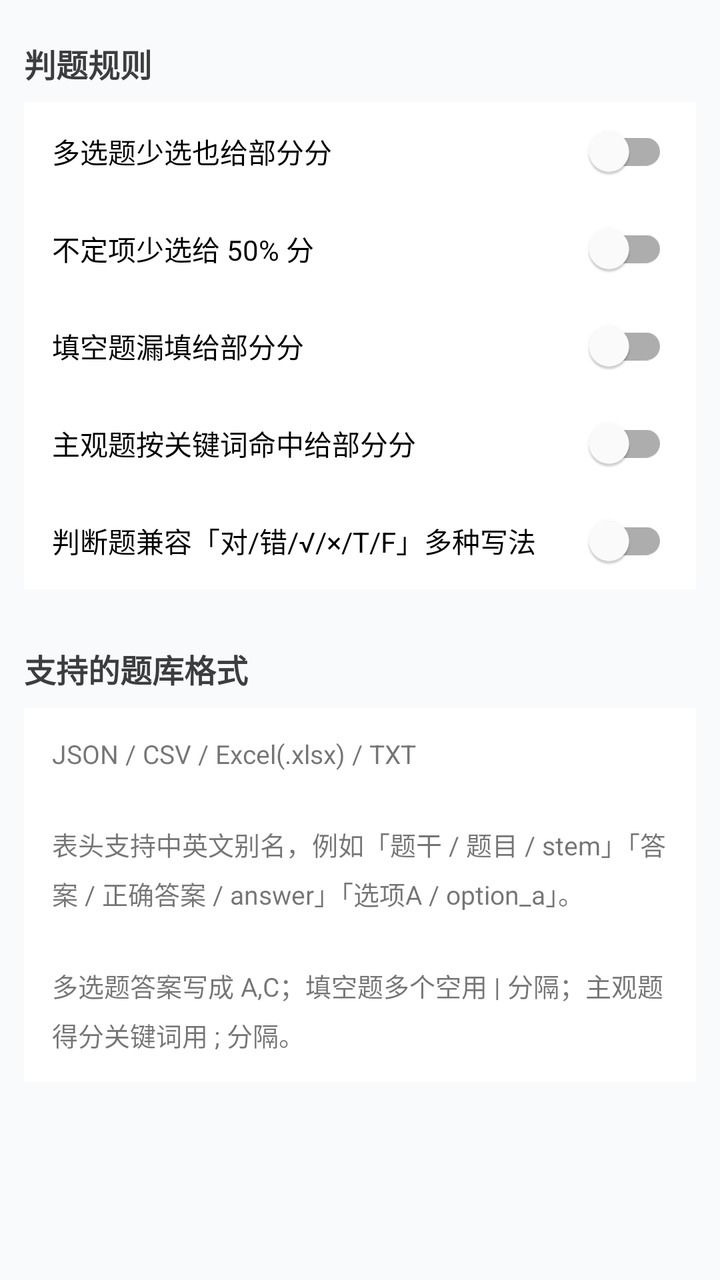
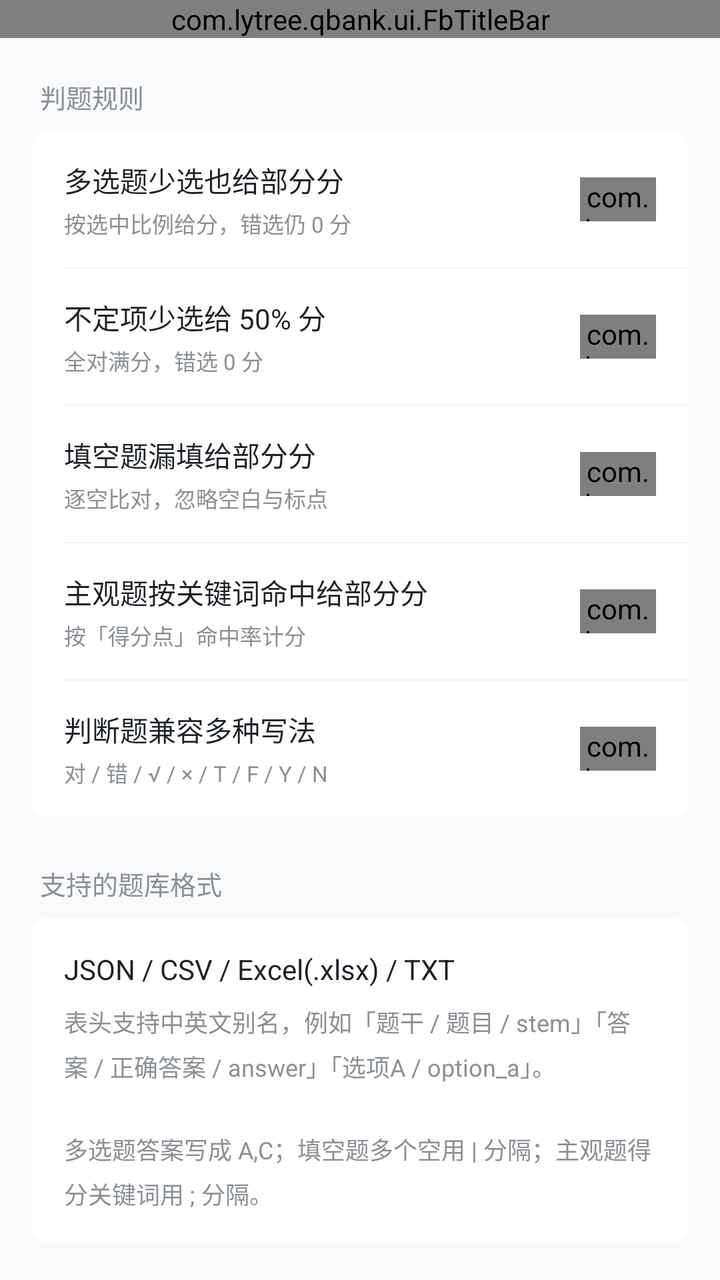

Screens rendered from an Android XML layout before and after an edit, with the pre-edit source and the edit as a unified diff.
<!-- AndroidManifest.xml: application theme Theme.QBank -->
<!-- res/layout/fragment_settings.xml -->
<?xml version="1.0" encoding="utf-8"?>
<ScrollView xmlns:android="http://schemas.android.com/apk/res/android"
    android:layout_width="match_parent"
    android:layout_height="match_parent"
    android:background="@color/bg">

    <LinearLayout
        android:layout_width="match_parent"
        android:layout_height="wrap_content"
        android:orientation="vertical"
        android:padding="12dp">

        <TextView
            android:layout_width="match_parent"
            android:layout_height="wrap_content"
            android:text="判题规则"
            style="@style/TextTitle"
            android:paddingVertical="8dp" />

        <com.google.android.material.switchmaterial.SwitchMaterial
            android:id="@+id/swMulti"
            android:layout_width="match_parent"
            android:layout_height="wrap_content"
            android:background="@color/card"
            android:padding="14dp"
            android:text="多选题少选也给部分分"
            android:textSize="14sp" />

        <com.google.android.material.switchmaterial.SwitchMaterial
            android:id="@+id/swUncertain"
            android:layout_width="match_parent"
            android:layout_height="wrap_content"
            android:background="@color/card"
            android:padding="14dp"
            android:text="不定项少选给 50% 分"
            android:textSize="14sp" />

        <com.google.android.material.switchmaterial.SwitchMaterial
            android:id="@+id/swFill"
            android:layout_width="match_parent"
            android:layout_height="wrap_content"
            android:background="@color/card"
            android:padding="14dp"
            android:text="填空题漏填给部分分"
            android:textSize="14sp" />

        <com.google.android.material.switchmaterial.SwitchMaterial
            android:id="@+id/swSubjective"
            android:layout_width="match_parent"
            android:layout_height="wrap_content"
            android:background="@color/card"
            android:padding="14dp"
            android:text="主观题按关键词命中给部分分"
            android:textSize="14sp" />

        <com.google.android.material.switchmaterial.SwitchMaterial
            android:id="@+id/swJudgeLenient"
            android:layout_width="match_parent"
            android:layout_height="wrap_content"
            android:background="@color/card"
            android:padding="14dp"
            android:text="判断题兼容「对/错/√/×/T/F」多种写法"
            android:textSize="14sp" />

        <TextView
            android:layout_width="match_parent"
            android:layout_height="wrap_content"
            android:layout_marginTop="20dp"
            android:text="支持的题库格式"
            style="@style/TextTitle"
            android:paddingVertical="8dp" />

        <TextView
            android:layout_width="match_parent"
            android:layout_height="wrap_content"
            android:background="@color/card"
            android:padding="14dp"
            android:textSize="13sp"
            android:lineSpacingExtra="6dp"
            android:text="JSON / CSV / Excel(.xlsx) / TXT\n\n表头支持中英文别名，例如「题干 / 题目 / stem」「答案 / 正确答案 / answer」「选项A / option_a」。\n\n多选题答案写成 A,C；填空题多个空用 | 分隔；主观题得分关键词用 ; 分隔。" />
    </LinearLayout>
</ScrollView>
<!-- resources referenced by this layout -->
<resources>
  <color name="bg">#F9FAFC</color>
  <color name="card">#FFFFFF</color>
  <style name="TextTitle">
          <item name="android:textSize">16sp</item>
          <item name="android:textStyle">bold</item>
          <item name="android:textColor">@color/text_primary</item>
      </style>
  <style name="Theme.QBank" parent="Theme.MaterialComponents.DayNight.NoActionBar">
          <item name="colorPrimary">@color/primary</item>
          <item name="colorPrimaryDark">@color/primary_dark</item>
          <item name="colorAccent">@color/accent</item>
          <item name="android:statusBarColor" tools:targetApi="l">@color/primary</item>
          <item name="android:windowBackground">@color/bg</item>
      </style>
  <color name="text_primary">#3C3D3F</color>
  <color name="primary">#3C7BFC</color>
  <color name="primary_dark">#2A5FD6</color>
  <color name="accent">#FF7A45</color>
</resources>

<!-- the commit's change to res/layout/fragment_settings.xml (unified diff, before → after) -->
@@ -1,82 +1,251 @@
 <?xml version="1.0" encoding="utf-8"?>
-<ScrollView xmlns:android="http://schemas.android.com/apk/res/android"
+<LinearLayout xmlns:android="http://schemas.android.com/apk/res/android"
     android:layout_width="match_parent"
     android:layout_height="match_parent"
-    android:background="@color/bg">
-
-    <LinearLayout
+    android:background="@color/fb_page_bg"
+    android:orientation="vertical">
+
+    <com.lytree.qbank.ui.FbTitleBar
+        android:id="@+id/titleBar"
         android:layout_width="match_parent"
-        android:layout_height="wrap_content"
-        android:orientation="vertical"
-        android:padding="12dp">
-
-        <TextView
+        android:layout_height="wrap_content" />
+
+    <ScrollView
+        android:layout_width="match_parent"
+        android:layout_height="0dp"
+        android:layout_weight="1"
+        android:scrollbars="none">
+
+        <LinearLayout
             android:layout_width="match_parent"
             android:layout_height="wrap_content"
-            android:text="判题规则"
-            style="@style/TextTitle"
-            android:paddingVertical="8dp" />
-
-        <com.google.android.material.switchmaterial.SwitchMaterial
-            android:id="@+id/swMulti"
-            android:layout_width="match_parent"
-            android:layout_height="wrap_content"
-            android:background="@color/card"
-            android:padding="14dp"
-            android:text="多选题少选也给部分分"
-            android:textSize="14sp" />
-
-        <com.google.android.material.switchmaterial.SwitchMaterial
-            android:id="@+id/swUncertain"
-            android:layout_width="match_parent"
-            android:layout_height="wrap_content"
-            android:background="@color/card"
-            android:padding="14dp"
-            android:text="不定项少选给 50% 分"
-            android:textSize="14sp" />
-
-        <com.google.android.material.switchmaterial.SwitchMaterial
-            android:id="@+id/swFill"
-            android:layout_width="match_parent"
-            android:layout_height="wrap_content"
-            android:background="@color/card"
-            android:padding="14dp"
-            android:text="填空题漏填给部分分"
-            android:textSize="14sp" />
-
-        <com.google.android.material.switchmaterial.SwitchMaterial
-            android:id="@+id/swSubjective"
-            android:layout_width="match_parent"
-            android:layout_height="wrap_content"
-            android:background="@color/card"
-            android:padding="14dp"
-            android:text="主观题按关键词命中给部分分"
-            android:textSize="14sp" />
-
-        <com.google.android.material.switchmaterial.SwitchMaterial
-            android:id="@+id/swJudgeLenient"
-            android:layout_width="match_parent"
-            android:layout_height="wrap_content"
-            android:background="@color/card"
-            android:padding="14dp"
-            android:text="判断题兼容「对/错/√/×/T/F」多种写法"
-            android:textSize="14sp" />
-
-        <TextView
-            android:layout_width="match_parent"
-            android:layout_height="wrap_content"
-            android:layout_marginTop="20dp"
-            android:text="支持的题库格式"
-            style="@style/TextTitle"
-            android:paddingVertical="8dp" />
-
-        <TextView
-            android:layout_width="match_parent"
-            android:layout_height="wrap_content"
-            android:background="@color/card"
-            android:padding="14dp"
-            android:textSize="13sp"
-            android:lineSpacingExtra="6dp"
-            android:text="JSON / CSV / Excel(.xlsx) / TXT\n\n表头支持中英文别名，例如「题干 / 题目 / stem」「答案 / 正确答案 / answer」「选项A / option_a」。\n\n多选题答案写成 A,C；填空题多个空用 | 分隔；主观题得分关键词用 ; 分隔。" />
-    </LinearLayout>
-</ScrollView>
+            android:orientation="vertical"
+            android:paddingStart="@dimen/fb_page_pad"
+            android:paddingEnd="@dimen/fb_page_pad"
+            android:paddingBottom="32dp">
+
+            <TextView
+                style="@style/FbGroupTitle"
+                android:layout_width="match_parent"
+                android:layout_height="wrap_content"
+                android:layout_marginStart="4dp"
+                android:layout_marginTop="20dp"
+                android:layout_marginBottom="8dp"
+                android:text="判题规则" />
+
+            <LinearLayout
+                android:layout_width="match_parent"
+                android:layout_height="wrap_content"
+                android:background="@drawable/bg_fb_card"
+                android:orientation="vertical">
+
+                <LinearLayout style="@style/FbSwitchRow">
+
+                    <LinearLayout
+                        android:layout_width="0dp"
+                        android:layout_height="wrap_content"
+                        android:layout_weight="1"
+                        android:orientation="vertical">
+
+                        <TextView
+                            android:layout_width="match_parent"
+                            android:layout_height="wrap_content"
+                            android:text="多选题少选也给部分分"
+                            android:textColor="@color/fb_text_primary"
+                            android:textSize="14sp" />
+
+                        <TextView
+                            android:layout_width="match_parent"
+                            android:layout_height="wrap_content"
+                            android:layout_marginTop="3dp"
+                            android:text="按选中比例给分，错选仍 0 分"
+                            android:textColor="@color/fb_text_meta"
+                            android:textSize="11sp" />
+                    </LinearLayout>
+
+                    <com.lytree.qbank.ui.FbSwitchView
+                        android:id="@+id/swMulti"
+                        android:layout_width="38dp"
+                        android:layout_height="22dp" />
+                </LinearLayout>
+
+                <View
+                    android:layout_width="match_parent"
+                    android:layout_height="0.5dp"
+                    android:layout_marginStart="@dimen/fb_card_pad"
+                    android:background="@color/fb_divider" />
+
+                <LinearLayout style="@style/FbSwitchRow">
+
+                    <LinearLayout
+                        android:layout_width="0dp"
+                        android:layout_height="wrap_content"
+                        android:layout_weight="1"
+                        android:orientation="vertical">
+
+                        <TextView
+                            android:layout_width="match_parent"
+                            android:layout_height="wrap_content"
+                            android:text="不定项少选给 50% 分"
+                            android:textColor="@color/fb_text_primary"
+                            android:textSize="14sp" />
+
+                        <TextView
+                            android:layout_width="match_parent"
+                            android:layout_height="wrap_content"
+                            android:layout_marginTop="3dp"
+                            android:text="全对满分，错选 0 分"
+                            android:textColor="@color/fb_text_meta"
+                            android:textSize="11sp" />
+                    </LinearLayout>
+
+                    <com.lytree.qbank.ui.FbSwitchView
+                        android:id="@+id/swUncertain"
+                        android:layout_width="38dp"
+                        android:layout_height="22dp" />
+                </LinearLayout>
+
+                <View
+                    android:layout_width="match_parent"
+                    android:layout_height="0.5dp"
+                    android:layout_marginStart="@dimen/fb_card_pad"
+                    android:background="@color/fb_divider" />
+
+                <LinearLayout style="@style/FbSwitchRow">
+
+                    <LinearLayout
+                        android:layout_width="0dp"
+                        android:layout_height="wrap_content"
+                        android:layout_weight="1"
+                        android:orientation="vertical">
+
+                        <TextView
+                            android:layout_width="match_parent"
+                            android:layout_height="wrap_content"
+                            android:text="填空题漏填给部分分"
+                            android:textColor="@color/fb_text_primary"
+                            android:textSize="14sp" />
+
+                        <TextView
+                            android:layout_width="match_parent"
+                            android:layout_height="wrap_content"
+                            android:layout_marginTop="3dp"
+                            android:text="逐空比对，忽略空白与标点"
+                            android:textColor="@color/fb_text_meta"
+                            android:textSize="11sp" />
+                    </LinearLayout>
+
+                    <com.lytree.qbank.ui.FbSwitchView
+                        android:id="@+id/swFill"
+                        android:layout_width="38dp"
+                        android:layout_height="22dp" />
+                </LinearLayout>
+
+                <View
+                    android:layout_width="match_parent"
+                    android:layout_height="0.5dp"
+                    android:layout_marginStart="@dimen/fb_card_pad"
+                    android:background="@color/fb_divider" />
+
+                <LinearLayout style="@style/FbSwitchRow">
+
+                    <LinearLayout
+                        android:layout_width="0dp"
+                        android:layout_height="wrap_content"
+                        android:layout_weight="1"
+                        android:orientation="vertical">
+
+                        <TextView
+                            android:layout_width="match_parent"
+                            android:layout_height="wrap_content"
+                            android:text="主观题按关键词命中给部分分"
+                            android:textColor="@color/fb_text_primary"
+                            android:textSize="14sp" />
+
+                        <TextView
+                            android:layout_width="match_parent"
+                            android:layout_height="wrap_content"
+                            android:layout_marginTop="3dp"
+                            android:text="按「得分点」命中率计分"
+                            android:textColor="@color/fb_text_meta"
+                            android:textSize="11sp" />
+                    </LinearLayout>
+
+                    <com.lytree.qbank.ui.FbSwitchView
+                        android:id="@+id/swSubjective"
+                        android:layout_width="38dp"
+                        android:layout_height="22dp" />
+                </LinearLayout>
+
+                <View
+                    android:layout_width="match_parent"
+                    android:layout_height="0.5dp"
+                    android:layout_marginStart="@dimen/fb_card_pad"
+                    android:background="@color/fb_divider" />
+
+                <LinearLayout style="@style/FbSwitchRow">
+
+                    <LinearLayout
+                        android:layout_width="0dp"
+                        android:layout_height="wrap_content"
+                        android:layout_weight="1"
+                        android:orientation="vertical">
+
+                        <TextView
+                            android:layout_width="match_parent"
+                            android:layout_height="wrap_content"
+                            android:text="判断题兼容多种写法"
+                            android:textColor="@color/fb_text_primary"
+                            android:textSize="14sp" />
+
+                        <TextView
+                            android:layout_width="match_parent"
+                            android:layout_height="wrap_content"
+                            android:layout_marginTop="3dp"
+                            android:text="对 / 错 / √ / × / T / F / Y / N"
+                            android:textColor="@color/fb_text_meta"
+                            android:textSize="11sp" />
+                    </LinearLayout>
+
+                    <com.lytree.qbank.ui.FbSwitchView
+                        android:id="@+id/swJudgeLenient"
+                        android:layout_width="38dp"
+                        android:layout_height="22dp" />
+                </LinearLayout>
+            </LinearLayout>
+
+            <TextView
+                style="@style/FbGroupTitle"
+                android:layout_width="match_parent"
+                android:layout_height="wrap_content"
+                android:layout_marginStart="4dp"
+                android:layout_marginTop="24dp"
+                android:layout_marginBottom="8dp"
+                android:text="支持的题库格式" />
+
+            <LinearLayout
+                android:layout_width="match_parent"
+                android:layout_height="wrap_content"
+                android:background="@drawable/bg_fb_card"
+                android:orientation="vertical"
+                android:padding="@dimen/fb_card_pad">
+
+                <TextView
+                    android:layout_width="match_parent"
+                    android:layout_height="wrap_content"
+                    android:text="JSON / CSV / Excel(.xlsx) / TXT"
+                    android:textColor="@color/fb_text_primary"
+                    android:textSize="14sp" />
+
+                <TextView
+                    android:layout_width="match_parent"
+                    android:layout_height="wrap_content"
+                    android:layout_marginTop="8dp"
+                    android:lineSpacingExtra="5dp"
+                    android:text="表头支持中英文别名，例如「题干 / 题目 / stem」「答案 / 正确答案 / answer」「选项A / option_a」。\n\n多选题答案写成 A,C；填空题多个空用 | 分隔；主观题得分关键词用 ; 分隔。"
+                    android:textColor="@color/fb_text_meta"
+                    android:textSize="12sp" />
+            </LinearLayout>
+        </LinearLayout>
+    </ScrollView>
+</LinearLayout>
<!-- resource entries referenced after the edit -->
@@ -1,22 +1,50 @@
 <!-- resources referenced by this layout -->
 <resources>
+  <color name="fb_divider">#F0F2F5</color>
+  <color name="fb_page_bg">#F9FAFC</color>
+  <color name="fb_text_meta">#8A9095</color>
+  <color name="fb_text_primary">#1B2126</color>
+  <dimen name="fb_card_pad">16dp</dimen>
+  <dimen name="fb_page_pad">16dp</dimen>
+  <!-- drawable bg_fb_card (drawable) -->
+  <?xml version="1.0" encoding="utf-8"?>
+  <shape xmlns:android="http://schemas.android.com/apk/res/android" android:shape="rectangle">
+      <solid android:color="@color/fb_card_bg" />
+      <corners android:radius="@dimen/fb_card_radius" />
+  </shape>
+  <style name="FbGroupTitle">
+          <item name="android:textSize">@dimen/fb_text_group</item>
+          <item name="android:textColor">@color/fb_text_meta</item>
+          <item name="android:includeFontPadding">false</item>
+      </style>
+  <style name="FbSwitchRow">
+          <item name="android:layout_width">match_parent</item>
+          <item name="android:layout_height">wrap_content</item>
+          <item name="android:orientation">horizontal</item>
+          <item name="android:gravity">center_vertical</item>
+          <item name="android:background">?attr/selectableItemBackground</item>
+          <item name="android:paddingStart">@dimen/fb_card_pad</item>
+          <item name="android:paddingEnd">@dimen/fb_card_pad</item>
+          <item name="android:paddingTop">14dp</item>
+          <item name="android:paddingBottom">14dp</item>
+      </style>
   <color name="bg">#F9FAFC</color>
-  <color name="card">#FFFFFF</color>
-  <style name="TextTitle">
-          <item name="android:textSize">16sp</item>
-          <item name="android:textStyle">bold</item>
-          <item name="android:textColor">@color/text_primary</item>
-      </style>
-  <style name="Theme.QBank" parent="Theme.MaterialComponents.DayNight.NoActionBar">
+  <style name="Theme.QBank" parent="Theme.MaterialComponents.Light.NoActionBar">
           <item name="colorPrimary">@color/primary</item>
           <item name="colorPrimaryDark">@color/primary_dark</item>
           <item name="colorAccent">@color/accent</item>
-          <item name="android:statusBarColor" tools:targetApi="l">@color/primary</item>
+          <item name="android:statusBarColor" tools:targetApi="l">@color/fb_bar_bg</item>
+          <item name="android:windowLightStatusBar" tools:targetApi="m">true</item>
+          <item name="android:navigationBarColor" tools:targetApi="l">@color/fb_bar_bg</item>
+          <item name="android:windowLightNavigationBar" tools:targetApi="o_mr1">true</item>
           <item name="android:windowBackground">@color/bg</item>
       </style>
-  <color name="text_primary">#3C3D3F</color>
-  <color name="primary">#3C7BFC</color>
+  <color name="fb_card_bg">#FFFFFF</color>
+  <dimen name="fb_card_radius">8dp</dimen>
+  <dimen name="fb_text_group">13sp</dimen>
+  <color name="primary">#3C7CFC</color>
   <color name="primary_dark">#2A5FD6</color>
   <color name="accent">#FF7A45</color>
+  <color name="fb_bar_bg">#FFFFFF</color>
 </resources>
 
